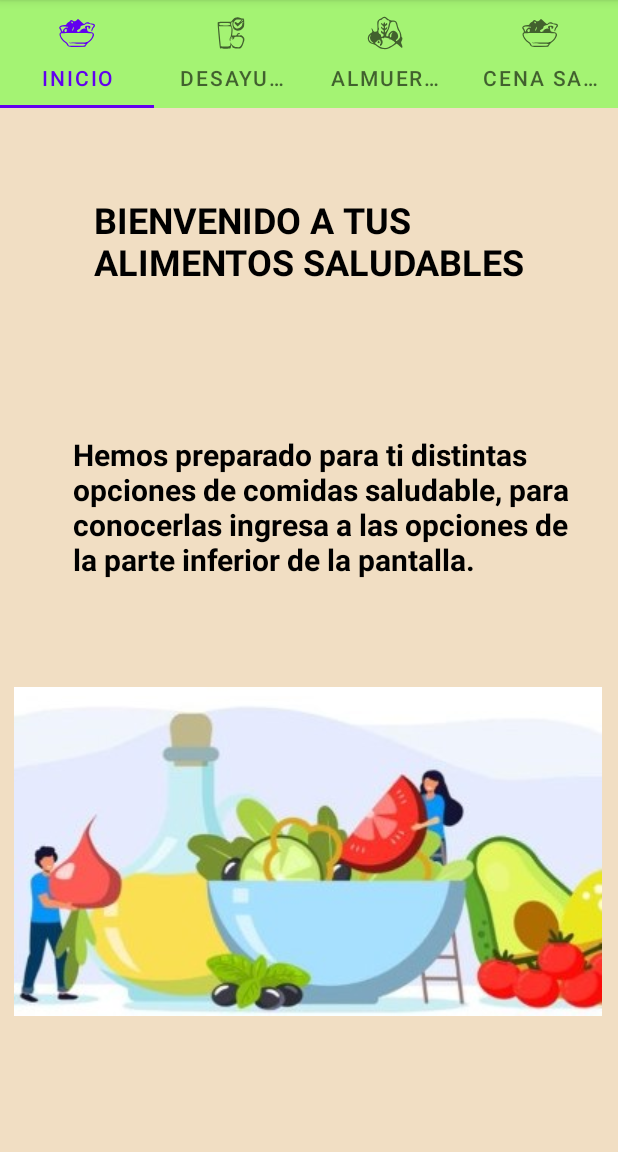
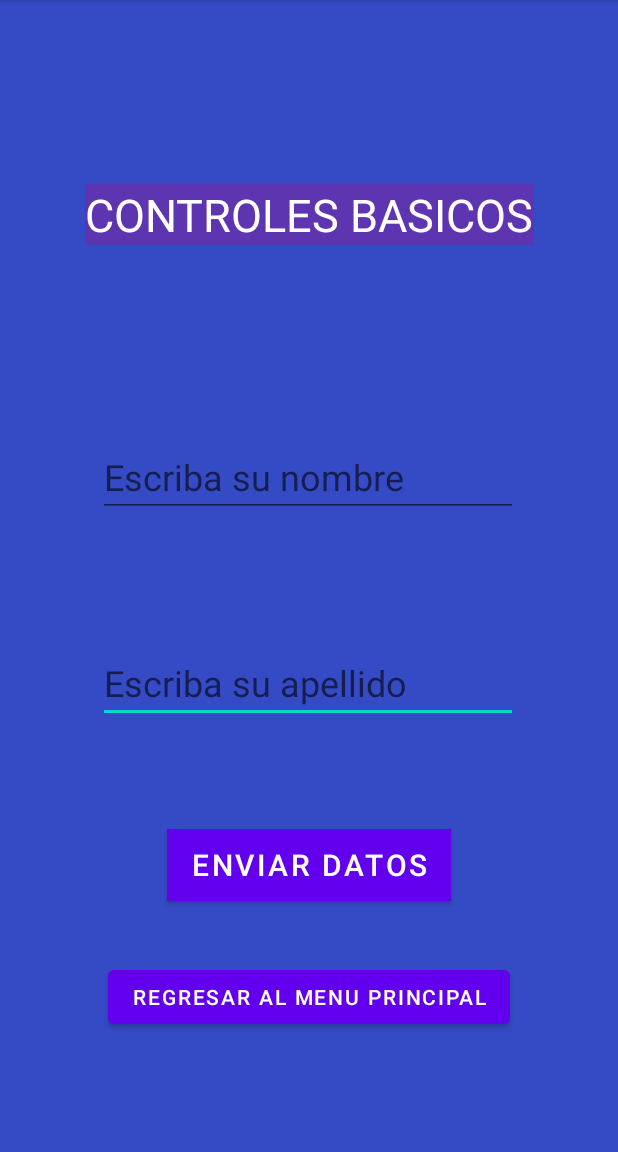
Before and after one commit to JoseLobos/parcial1, an Android app: the screen it shows after launch (MainActivity before the commit, ControlesBasicos after it), tab 2 chosen, on a phone screen of 412 x 824 dp, the part 84-1236 px from its top. Run offline under Robolectric (Android 15) with nearby library versions, the phone set to English and light mode, and no system bars.

Commit message:
Segundo Commit

```diff
--- /dev/null
+++ b/app/src/main/java/com/example/parcial1cicloiii/ControlesBasicos.java
@@ -0,0 +1,51 @@
+package com.example.parcial1cicloiii;
+
+import android.content.Intent;
+import android.os.Bundle;
+import android.view.View;
+import android.widget.Button;
+import android.widget.EditText;
+import android.widget.Toast;
+
+import androidx.appcompat.app.AppCompatActivity;
+
+public class ControlesBasicos extends AppCompatActivity {
+
+    @Override
+    protected void onCreate(Bundle savedInstanceState) {
+        super.onCreate(savedInstanceState);
+        setContentView(R.layout.controlesbasicos);
+
+        final EditText tNombre = (EditText)this.findViewById(R.id.etNombre);
+        final EditText tApellido = (EditText)this.findViewById(R.id.etApellido);
+        Button bDatos = (Button)this.findViewById(R.id.btnEnviar);
+// Crear el método Clic para el botón
+
+
+        bDatos.setOnClickListener(new View.OnClickListener() {
+
+            @Override
+            public void onClick(View view) {
+// Crear las variables que reciben los datos
+                String nom = tNombre.getText().toString();
+                String ape = tApellido.getText().toString();
+                String nomComp= nom+" "+ape;
+
+// Primera salida utilizando Toast
+                Bundle pasarDatos = new Bundle();
+
+                pasarDatos.putString("cNombre",nomComp);
+
+                Toast.makeText(getApplicationContext(),"Tu nombre es:"+nomComp,Toast.LENGTH_LONG).show();
+
+                Intent siga = new Intent(ControlesBasicos.this, com.example.parcial1cicloiii.IngEdad.class);
+
+                siga.putExtras(pasarDatos);
+                startActivity(siga);
+            }
+        });
+
+
+    }
+
+}
--- a/app/src/main/java/com/example/parcial1cicloiii/MenuPrincipal.java
+++ b/app/src/main/java/com/example/parcial1cicloiii/MenuPrincipal.java
@@ -6,7 +6,6 @@ import androidx.viewpager.widget.ViewPager;
 import android.content.Intent;
 import android.os.Bundle;
 
-import com.example.parcial1cicloiii.Controlador.PagerController;
 import com.google.android.material.tabs.TabItem;
 import com.google.android.material.tabs.TabLayout;
 
@@ -35,19 +34,19 @@ public class MenuPrincipal extends AppCompatActivity {
                 // Determinar cual fragment se presenta
                 if(tab.getPosition()==0){
 
-                    Intent siguiente = new Intent(MenuPrincipal.this,MainActivity.class);
+                    Intent siguiente = new Intent(MenuPrincipal.this, Tabs.class);
                     startActivity(siguiente);
                 }
                 if(tab.getPosition()==1){
-                    Intent siguiente = new Intent(MenuPrincipal.this,MainActivity.class);
+                    Intent siguiente = new Intent(MenuPrincipal.this, ControlesBasicos.class);
                     startActivity(siguiente);
                 }
                 if(tab.getPosition()==2){
-                    Intent siguiente = new Intent(MenuPrincipal.this,MainActivity.class);
+                    Intent siguiente = new Intent(MenuPrincipal.this, Tabs.class);
                     startActivity(siguiente);
                 }
                 if(tab.getPosition()==3){
-                    Intent siguiente = new Intent(MenuPrincipal.this,MainActivity.class);
+                    Intent siguiente = new Intent(MenuPrincipal.this, Tabs.class);
                     startActivity(siguiente);
                 }
 
--- a/app/src/main/java/com/example/parcial1cicloiii/MainActivity.java
+++ b/app/src/main/java/com/example/parcial1cicloiii/Tabs.java
@@ -9,7 +9,7 @@ import com.example.parcial1cicloiii.Controlador.PagerController;
 import com.google.android.material.tabs.TabItem;
 import com.google.android.material.tabs.TabLayout;
 
-public class MainActivity extends AppCompatActivity {
+public class Tabs extends AppCompatActivity {
 
     TabLayout tabLayout;
     ViewPager viewPager;
@@ -20,7 +20,7 @@ public class MainActivity extends AppCompatActivity {
     @Override
     protected void onCreate(Bundle savedInstanceState) {
         super.onCreate(savedInstanceState);
-        setContentView(R.layout.activity_main);
+        setContentView(R.layout.tabs);
 
 
         tabLayout = findViewById(R.id.tablayout);
--- /dev/null
+++ b/app/src/main/res/layout/controlesbasicos.xml
@@ -0,0 +1,88 @@
+<?xml version="1.0" encoding="utf-8"?>
+<androidx.constraintlayout.widget.ConstraintLayout xmlns:android="http://schemas.android.com/apk/res/android"
+    xmlns:app="http://schemas.android.com/apk/res-auto"
+    xmlns:tools="http://schemas.android.com/tools"
+    android:layout_width="match_parent"
+    android:layout_height="match_parent"
+    android:background="#354BC5"
+    android:backgroundTintMode="screen"
+    android:textAlignment="center"
+    tools:context=".ControlesBasicos">
+
+    <Button
+        android:id="@+id/btnEnviar"
+        android:layout_width="wrap_content"
+        android:layout_height="wrap_content"
+        android:background="#5E35B1"
+        android:text="@string/enviarDatos"
+        android:textSize="20sp"
+        app:layout_constraintBottom_toBottomOf="parent"
+        app:layout_constraintEnd_toEndOf="parent"
+        app:layout_constraintStart_toStartOf="parent"
+        app:layout_constraintTop_toTopOf="parent"
+        app:layout_constraintVertical_bias="0.768" />
+
+    <TextView
+        android:id="@+id/tvTitulo"
+        android:layout_width="wrap_content"
+        android:layout_height="wrap_content"
+        android:background="@color/design_default_color_primary_dark"
+        android:backgroundTint="#5E35B1"
+        android:backgroundTintMode="src_in"
+        android:hapticFeedbackEnabled="false"
+        android:text="@string/titulo"
+        android:textColor="#FFFFFF"
+        android:textSize="30sp"
+        app:layout_constraintBottom_toBottomOf="parent"
+        app:layout_constraintEnd_toEndOf="parent"
+        app:layout_constraintStart_toStartOf="parent"
+        app:layout_constraintTop_toTopOf="parent"
+        app:layout_constraintVertical_bias="0.169" />
+
+    <EditText
+        android:id="@+id/etApellido"
+        android:layout_width="wrap_content"
+        android:layout_height="wrap_content"
+        android:ems="10"
+        android:hint="@string/apellido"
+        android:importantForAutofill="no"
+        android:inputType="textPersonName"
+        android:textColor="#9FA8DA"
+        android:textSize="24sp"
+        app:layout_constraintBottom_toBottomOf="parent"
+        app:layout_constraintEnd_toEndOf="parent"
+        app:layout_constraintHorizontal_bias="0.496"
+        app:layout_constraintStart_toStartOf="parent"
+        app:layout_constraintTop_toTopOf="parent"
+        app:layout_constraintVertical_bias="0.6" />
+
+    <EditText
+        android:id="@+id/etNombre"
+        android:layout_width="wrap_content"
+        android:layout_height="wrap_content"
+        android:ems="10"
+        android:hint="@string/nombre"
+        android:importantForAutofill="no"
+        android:inputType="textPersonName"
+        android:textColor="#9FA8DA"
+        android:textSize="24sp"
+        app:layout_constraintBottom_toBottomOf="parent"
+        app:layout_constraintEnd_toEndOf="parent"
+        app:layout_constraintHorizontal_bias="0.496"
+        app:layout_constraintStart_toStartOf="parent"
+        app:layout_constraintTop_toTopOf="parent"
+        app:layout_constraintVertical_bias="0.408" />
+
+    <Button
+        android:id="@+id/button2"
+        android:layout_width="wrap_content"
+        android:layout_height="wrap_content"
+        android:text="@string/MENUPRINCIPAL"
+        app:layout_constraintBottom_toBottomOf="parent"
+        app:layout_constraintEnd_toEndOf="parent"
+        app:layout_constraintHorizontal_bias="0.498"
+        app:layout_constraintStart_toStartOf="parent"
+        app:layout_constraintTop_toTopOf="parent"
+        app:layout_constraintVertical_bias="0.89" />
+
+</androidx.constraintlayout.widget.ConstraintLayout>
--- a/app/src/main/res/layout/activity_main.xml
+++ b/app/src/main/res/layout/tabs.xml
@@ -5,7 +5,7 @@
     android:layout_width="match_parent"
     android:layout_height="match_parent"
     android:orientation="vertical"
-    tools:context=".MainActivity" >
+    tools:context=".Tabs" >
 
     <com.google.android.material.tabs.TabLayout
         android:id="@+id/tablayout"
--- a/app/src/main/res/values/strings.xml
+++ b/app/src/main/res/values/strings.xml
@@ -12,6 +12,16 @@
     <string name="nombreseis">NATHALY MILENA ZELAYA CABALLERO   </string>
     <string name="btnpaginasig">Siguiente </string>
 
+    <string name="titulo">CONTROLES BASICOS</string>
+    <string name="nombre">Escriba su nombre</string>
+    <string name="apellido">Escriba su apellido</string>
+    <string name="enviarDatos">Enviar Datos</string>
+
+    <string name="titulo1">DETERMINAR SI ES MAYOR DE EDAD</string>
+    <string name="nombre1">Escriba su nombre</string>
+    <string name="edad">Escriba su edad</string>
+    <string name="enviarDatos1">ENVIAR DATOS</string>
+    <string name="volver">PANTALLA ANTERIOR</string>
     //String de tab
     <string name="tabinicio">Inicio</string>
     <string name="tabingresardatos">Datos</string>
@@ -56,6 +66,6 @@
 
     <string name="MENSAJEINICIO"> Hemos preparado para ti distintas opciones de comidas saludable,
         para conocerlas ingresa a las opciones de la parte inferior de la pantalla. </string>
-
+<string name="MENUPRINCIPAL"> Regresar al Menu principal</string>
     <string name="todo">TODO</string>
 </resources>
```
Also changed, not shown: app/src/main/AndroidManifest.xml (+10 -1 lines), app/src/main/java/com/example/parcial1cicloiii/Determinar.java (added, +56 -0 lines), app/src/main/java/com/example/parcial1cicloiii/IngEdad.java (added, +45 -0 lines), app/src/main/res/layout/activity_determinar.xml (added, +75 -0 lines), app/src/main/res/layout/activity_ing_edad.xml (added, +67 -0 lines).
